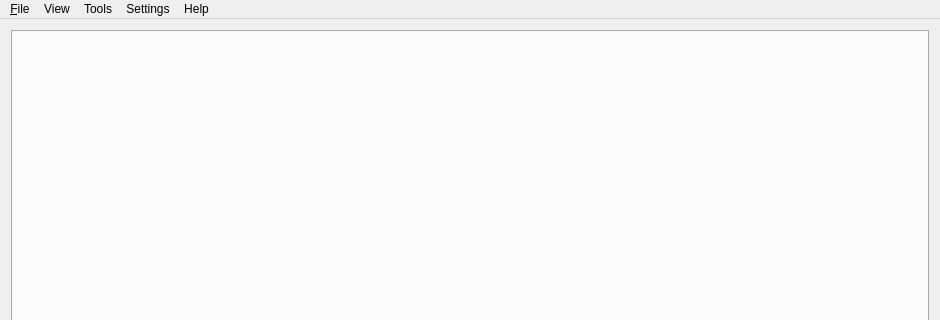
First picture: the form in scdv/resources/ui/mainwindow.ui, repository summerkirakira/StarFabNeo, before the edit; both pictures show x 0 to 940 and y 0 to 320 of the 940 by 540 pixel window.
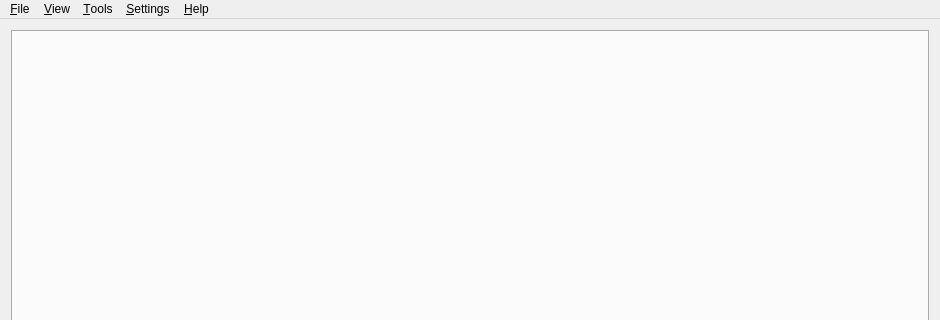
Second picture: the form after the edit.

```diff
--- a/scdv/resources/ui/mainwindow.ui
+++ b/scdv/resources/ui/mainwindow.ui
@@ -62,13 +62,13 @@
    </widget>
    <widget class="QMenu" name="menuHelp">
     <property name="title">
-     <string>Help</string>
+     <string>&amp;Help</string>
     </property>
     <addaction name="actionAbout"/>
    </widget>
    <widget class="QMenu" name="menuView">
     <property name="title">
-     <string>View</string>
+     <string>&amp;View</string>
     </property>
     <addaction name="actionP4K"/>
     <addaction name="actionDatacore"/>
@@ -77,13 +77,13 @@
    </widget>
    <widget class="QMenu" name="menuTools">
     <property name="title">
-     <string>Tools</string>
+     <string>&amp;Tools</string>
     </property>
     <addaction name="actionExportShipEntity"/>
    </widget>
    <widget class="QMenu" name="menuSettings">
     <property name="title">
-     <string>Settings</string>
+     <string>&amp;Settings</string>
     </property>
     <widget class="QMenu" name="menuTheme">
      <property name="title">
```
Left out of the diff: 25 changed lines with no effect on the pictures.
